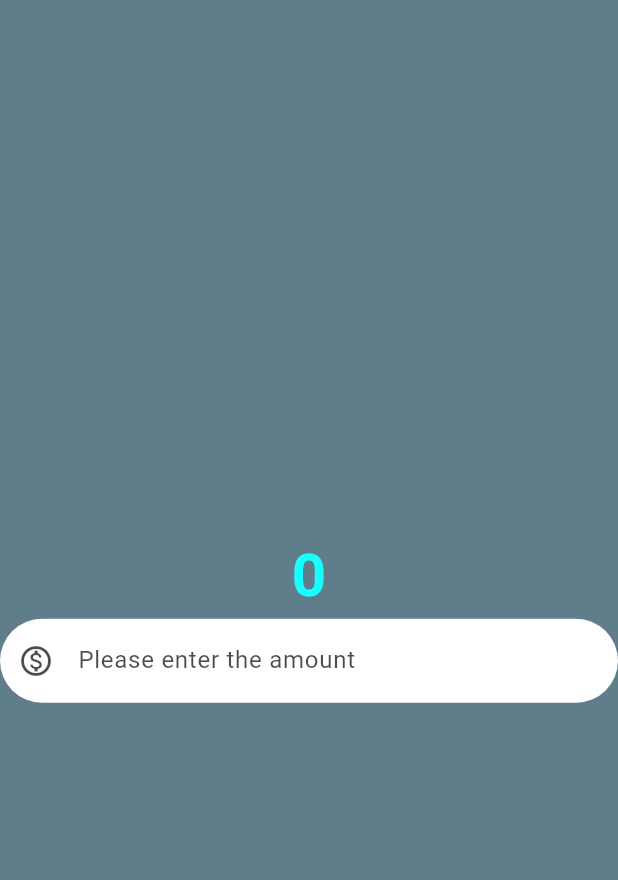
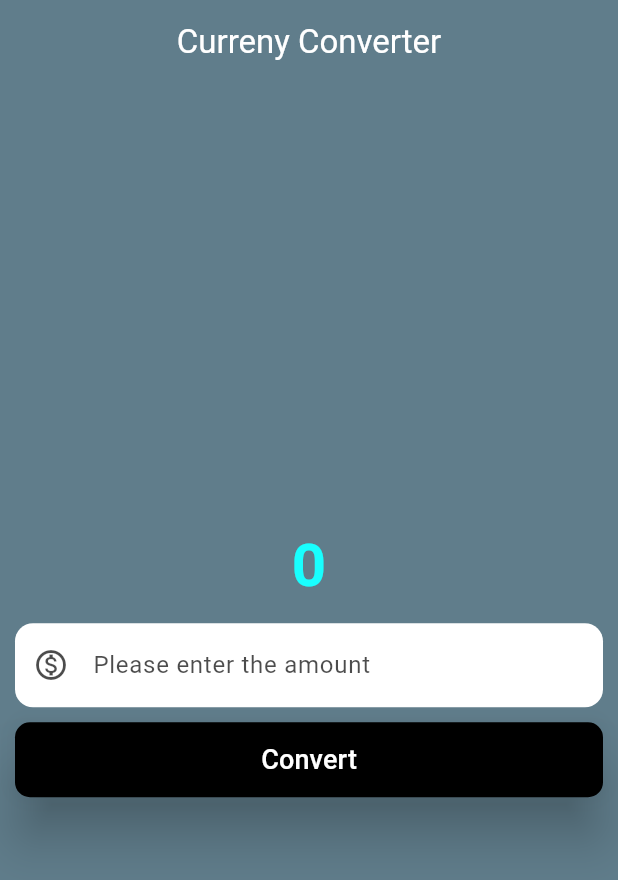
Before and after one commit to meetpatel35/Currency-Converter-using-Flutter, a Flutter app: the screen it shows after launch, on a phone screen of 412 x 824 dp. Shown: the top 880 px of the screen. Run offline on Flutter 3.47's test engine with Material 3 defaults, Android fonts, the phone set to English and light mode, and no system bars.

Commit message:
adding convert button and a header

```diff
--- a/lib/currency_converter.dart
+++ b/lib/currency_converter.dart
@@ -1,9 +1,10 @@
+import 'dart:ui' as ui;
+import 'package:flutter/foundation.dart';
 import 'package:flutter/material.dart';
 
 class CurrencyConverter extends StatelessWidget {
   const CurrencyConverter({super.key});
   @override
-
   Widget build(BuildContext context) {
     // store the border widget in one variable
     final border = OutlineInputBorder(
@@ -12,36 +13,74 @@ class CurrencyConverter extends StatelessWidget {
         width: 2.0,
         style: BorderStyle.none,
       ),
-      borderRadius: BorderRadius.circular(60),
+      borderRadius: BorderRadius.circular(12),
     );
 
     return Scaffold(
       backgroundColor: Colors.blueGrey,
+
+      appBar: AppBar(
+        backgroundColor: Colors.blueGrey,
+        elevation: 0,
+        title: Text("Curreny Converter",style:TextStyle(color: Colors.white) ),
+        centerTitle: true,
+      ),
+
       body: Center(
         child: Column(
           mainAxisAlignment: MainAxisAlignment.center,
           children: [
             const Text(
               "0",
-              style:TextStyle(
+              style: TextStyle(
                   fontSize: 40,
                   fontWeight: FontWeight.bold,
                   color: Colors.cyanAccent),
             ),
-            TextField(
-              keyboardType:const TextInputType.numberWithOptions(decimal: true),
-              style:const TextStyle(color: Color.fromARGB(255, 0, 124, 37)),
+            Container(
+              padding: const EdgeInsets.all(10),
+              child: TextField(
+                keyboardType:
+                    const TextInputType.numberWithOptions(decimal: true),
+                style: const TextStyle(color: Color.fromARGB(255, 0, 124, 37)),
                 decoration: InputDecoration(
                   focusedBorder: border,
                   enabledBorder: border,
                   hintText: "Please enter the amount",
-                hintStyle:const TextStyle(color: Color.fromARGB(179, 0, 0, 0)),
+                  hintStyle:
+                      const TextStyle(color: Color.fromARGB(179, 0, 0, 0)),
                   prefixIcon: const Icon(Icons.monetization_on_outlined),
                   prefixIconColor: Color.fromARGB(179, 0, 0, 0),
                   filled: true,
                   fillColor: Colors.white,
                 ),
-            )
+              ),
+            ),
+            Container(
+              padding: EdgeInsets.symmetric(horizontal: 10),
+              child: ElevatedButton(
+
+                onPressed: () {
+                  if (kDebugMode) {
+                    print("converted");
+                  }
+                },
+                style:ElevatedButton.styleFrom(
+                  elevation: 15,
+                  backgroundColor: const Color.fromARGB(255, 0, 0, 0),
+                  foregroundColor: const Color.fromARGB(255, 255, 255, 255),
+                  minimumSize: const ui.Size(double.infinity, 50),
+                  shape:
+                    RoundedRectangleBorder(
+                        borderRadius: BorderRadius.circular(10),
+                        ),
+                ),
+                child: const Text(
+                  "Convert",
+                  style: TextStyle(fontSize: 18),
+                ),
+              ),
+            ),
           ],
         ),
       ),
```
Lines whose indentation alone changed are shown as unchanged.
